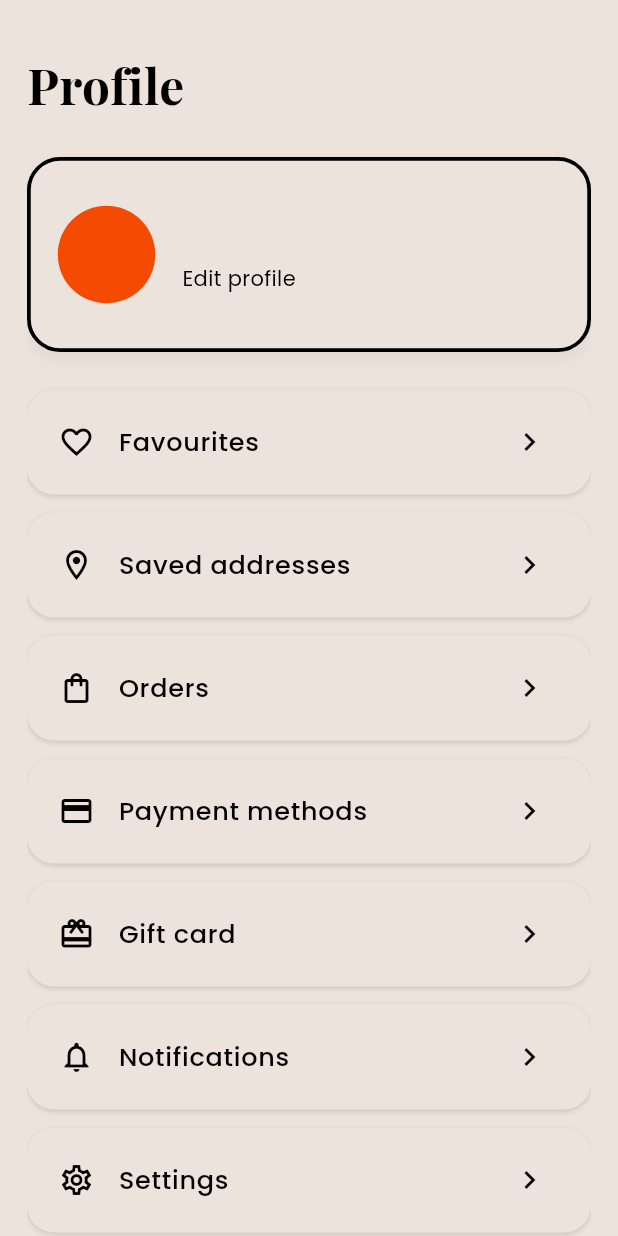
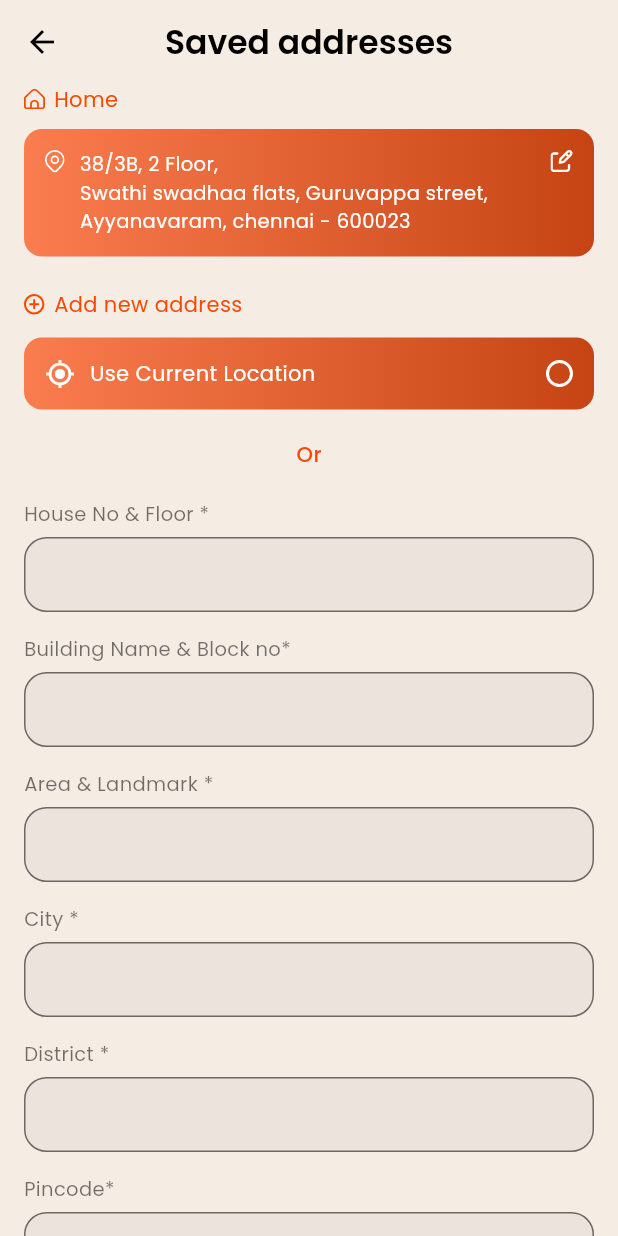
Before and after one commit to LegitFR/ProBeauty-App, a Flutter app: the ProfileScreen screen opened directly, after a tap on "Saved addresses", on a phone screen of 412 x 824 dp. Run offline on Flutter 3.47's test engine with Material 3 defaults, Android fonts, the phone set to English and light mode, and no system bars; our stand-ins replace carousel_slider, curved_navigation_bar, flutter_svg, geocoding, geolocator, shared_preferences; accounts and stored records are empty.

Commit message:
added saved address screen

```diff
--- a/lib/main.dart
+++ b/lib/main.dart
@@ -7,6 +7,8 @@ import 'package:probeauty_app/pages/onboarding_screen.dart';
 import 'package:probeauty_app/pages/otp_screen.dart';
 import 'package:probeauty_app/pages/product_screen.dart';
 import 'package:probeauty_app/pages/profile_details.dart';
+import 'package:probeauty_app/pages/profile_screen.dart';
+import 'package:probeauty_app/pages/saved_address_screen.dart';
 import 'package:probeauty_app/pages/signup_screen.dart';
 import 'package:probeauty_app/pages/splash_screen.dart';
 import 'pages/appointments_screen.dart';
@@ -25,7 +27,7 @@ class MyApp extends StatelessWidget {
   Widget build(BuildContext context) {
     return MaterialApp(
       debugShowCheckedModeBanner: false,
-      home: const SplashScreen(),
+      home: const ProfileScreen(),
 
       // ------------- FIXED: onGenerateRoute for passing arguments -------------
       onGenerateRoute: (settings) {
@@ -70,6 +72,9 @@ class MyApp extends StatelessWidget {
             return MaterialPageRoute(builder: (_) => const AppointmentInfo());
           case '/profile_details':
             return MaterialPageRoute(builder: (_) => const ProfileDetails());
+          case '/saved_address':
+            return MaterialPageRoute(
+                builder: (_) => const SavedAddressScreen());
         }
 
         // Fallback: main screen
--- a/lib/pages/profile_screen.dart
+++ b/lib/pages/profile_screen.dart
@@ -152,8 +152,9 @@ class _ProfileScreenState extends State<ProfileScreen> {
 
               // Menu items
               _buildMenuItem(Icons.favorite_border, 'Favourites', () {}),
-              _buildMenuItem(
-                  Icons.location_on_outlined, 'Saved addresses', () {}),
+              _buildMenuItem(Icons.location_on_outlined, 'Saved addresses', () {
+                Navigator.pushNamed(context, "/saved_address");
+              }),
               _buildMenuItem(Icons.shopping_bag_outlined, 'Orders', () {}),
               _buildMenuItem(
                   Icons.credit_card_outlined, 'Payment methods', () {}),
--- /dev/null
+++ b/lib/pages/saved_address_screen.dart
@@ -0,0 +1,296 @@
+import 'package:flutter/material.dart';
+import 'package:flutter_svg/flutter_svg.dart';
+import 'package:probeauty_app/resources/AppColors.dart';
+
+class SavedAddressScreen extends StatefulWidget {
+  const SavedAddressScreen({super.key});
+
+  @override
+  State<SavedAddressScreen> createState() => _SavedAddressScreenState();
+}
+
+class _SavedAddressScreenState extends State<SavedAddressScreen> {
+  String selectedType = "Home";
+
+  @override
+  Widget build(BuildContext context) {
+    return Scaffold(
+      backgroundColor: const Color(0xFFF5ECE3), // soft ivory
+      appBar: AppBar(
+        centerTitle: true,
+        backgroundColor: const Color(0xFFF5ECE3),
+        elevation: 0,
+        title: const Text(
+          "Saved addresses",
+          style: TextStyle(
+            fontFamily: "PoppinsSemiBold",
+            color: Colors.black,
+          ),
+        ),
+        leading: IconButton(
+          icon: const Icon(Icons.arrow_back, color: Colors.black),
+          onPressed: () => Navigator.pop(context),
+        ),
+      ),
+
+      body: SingleChildScrollView(
+        padding: const EdgeInsets.symmetric(horizontal: 16),
+        child: Column(
+          crossAxisAlignment: CrossAxisAlignment.start,
+          children: [
+            Row(
+              children: [
+                SvgPicture.asset(
+                  "assets/images/icons/home_icon.svg",
+                  height: 14,
+                  width: 14,
+                  colorFilter: const ColorFilter.mode(
+                    AppColors.rusticSunset,
+                    BlendMode.srcIn,
+                  ),
+                ),
+                const SizedBox(width: 6),
+                const Text(
+                  "Home",
+                  style: TextStyle(
+                    fontFamily: "PoppinsRegular",
+                    fontSize: 14,
+                    color: AppColors.rusticSunset,
+                  ),
+                ),
+              ],
+            ),
+            const SizedBox(height: 10),
+            Container(
+              padding: const EdgeInsets.all(14),
+              decoration: BoxDecoration(
+                gradient: const LinearGradient(
+                  colors: [Color(0xFFFA7D4F), Color(0xFFC64414)],
+                  begin: Alignment.centerLeft,
+                  end: Alignment.centerRight,
+                ),
+                borderRadius: BorderRadius.circular(12),
+              ),
+              child: Row(
+                crossAxisAlignment: CrossAxisAlignment.start,
+                children: [
+                  SvgPicture.asset(
+                    "assets/images/icons/location_icon.svg",
+                    height: 15,
+                    colorFilter: const ColorFilter.mode(
+                      Colors.white,
+                      BlendMode.srcIn,
+                    ),
+                  ),
+                  const SizedBox(width: 10),
+                  const Expanded(
+                    child: Text(
+                      "38/3B, 2 Floor,\nSwathi swadhaa flats, Guruvappa street,\nAyyanavaram, chennai - 600023",
+                      style: TextStyle(
+                        fontFamily: "PoppinsRegular",
+                        fontSize: 13,
+                        color: Colors.white,
+                      ),
+                    ),
+                  ),
+                  SvgPicture.asset(
+                    "assets/images/icons/edit_icon.svg",
+                    height: 15,
+                    colorFilter: const ColorFilter.mode(
+                      Colors.white,
+                      BlendMode.srcIn,
+                    ),
+                  ),
+                ],
+              ),
+            ),
+            const SizedBox(height: 22),
+            Row(
+              children: [
+                SvgPicture.asset(
+                  "assets/images/icons/add_new_address_icon.svg",
+                  height: 14,
+                  width: 14,
+                  colorFilter: const ColorFilter.mode(
+                    AppColors.rusticSunset,
+                    BlendMode.srcIn,
+                  ),
+                ),
+                const SizedBox(width: 6),
+                const Text(
+                  "Add new address",
+                  style: TextStyle(
+                    fontFamily: "PoppinsRegular",
+                    fontSize: 14,
+                    color: AppColors.rusticSunset,
+                  ),
+                ),
+              ],
+            ),
+            const SizedBox(height: 12),
+            Container(
+              padding: const EdgeInsets.all(14),
+              decoration: BoxDecoration(
+                gradient: const LinearGradient(
+                  colors: [Color(0xFFFA7D4F), Color(0xFFC64414)],
+                  begin: Alignment.centerLeft,
+                  end: Alignment.centerRight,
+                ),
+                borderRadius: BorderRadius.circular(12),
+              ),
+              child: Row(
+                children: [
+                  const Icon(
+                    Icons.my_location,
+                    size: 20,
+                    color: Colors.white,
+                  ),
+                  const SizedBox(width: 10),
+                  const Expanded(
+                    child: Text(
+                      "Use Current Location",
+                      style: TextStyle(
+                        fontFamily: "PoppinsRegular",
+                        color: Colors.white,
+                        fontSize: 14,
+                      ),
+                    ),
+                  ),
+                  SvgPicture.asset(
+                    "assets/images/icons/radio_unfilled.svg",
+                    height: 18,
+                    width: 18,
+                    colorFilter: const ColorFilter.mode(
+                      Colors.white,
+                      BlendMode.srcIn,
+                    ),
+                  ),
+                ],
+              ),
+            ),
+            const SizedBox(height: 20),
+            const Center(
+              child: Text(
+                "Or",
+                style: TextStyle(
+                  fontFamily: "PoppinsMedium",
+                  fontSize: 14,
+                  color: AppColors.rusticSunset,
+                ),
+              ),
+            ),
+            const SizedBox(height: 20),
+            _labelField("House No & Floor *"),
+            const SizedBox(height: 15),
+            _labelField("Building Name & Block no*"),
+            const SizedBox(height: 15),
+            _labelField("Area & Landmark *"),
+            const SizedBox(height: 15),
+            _labelField("City *"),
+            const SizedBox(height: 15),
+            _labelField("District *"),
+            const SizedBox(height: 15),
+            _labelField("Pincode*"),
+            const SizedBox(height: 20),
+            const Text(
+              "Save this address as",
+              style: TextStyle(
+                fontFamily: "PoppinsRegular",
+                color: Colors.black54,
+                fontSize: 14,
+              ),
+            ),
+            const SizedBox(height: 10),
+            Row(
+              mainAxisAlignment: MainAxisAlignment.spaceEvenly,
+              children: [
+                _typeChip("Home"),
+                _typeChip("Work"),
+                _typeChip("Others"),
+              ],
+            ),
+            const SizedBox(height: 26),
+            Container(
+              width: double.infinity,
+              padding: const EdgeInsets.symmetric(vertical: 14),
+              decoration: BoxDecoration(
+                borderRadius: BorderRadius.circular(12),
+                gradient: const LinearGradient(
+                  colors: [Color(0xFFFA7D4F), Color(0xFFC64414)],
+                ),
+              ),
+              child: const Center(
+                child: Text(
+                  "Save",
+                  style: TextStyle(
+                    fontFamily: "PoppinsSemiBold",
+                    fontSize: 16,
+                    color: Colors.white,
+                  ),
+                ),
+              ),
+            ),
+            const SizedBox(height: 24),
+          ],
+        ),
+      ),
+    );
+  }
+
+  Widget _labelField(String label) {
+    return Column(
+      crossAxisAlignment: CrossAxisAlignment.start,
+      children: [
+        Text(
+          label,
+          style: const TextStyle(
+            fontFamily: "PoppinsRegular",
+            fontSize: 13,
+            color: Colors.black54,
+          ),
+        ),
+        const SizedBox(height: 6),
+        Container(
+          decoration: BoxDecoration(
+            color: AppColors.softIvory,
+            borderRadius: BorderRadius.circular(15),
+            border: Border.all(color: Colors.black54),
+          ),
+          child: const TextField(
+            decoration: const InputDecoration(
+              border: InputBorder.none,
+              contentPadding:
+                  EdgeInsets.symmetric(horizontal: 10, vertical: 10),
+            ),
+          ),
+        )
+      ],
+    );
+  }
+
+  Widget _typeChip(String type) {
+    final bool isSelected = selectedType == type;
+
+    return GestureDetector(
+      onTap: () => setState(() => selectedType = type),
+      child: Container(
+        padding: const EdgeInsets.symmetric(horizontal: 18, vertical: 8),
+        decoration: BoxDecoration(
+          color: isSelected ? AppColors.rusticSunset : AppColors.softIvory,
+          borderRadius: BorderRadius.circular(8),
+          border: Border.all(
+            color: isSelected ? AppColors.rusticSunset : Colors.black45,
+          ),
+        ),
+        child: Text(
+          type,
+          style: TextStyle(
+            fontFamily: "PoppinsRegular",
+            fontSize: 14,
+            color: isSelected ? Colors.white : Colors.black54,
+          ),
+        ),
+      ),
+    );
+  }
+}
```
Also changed, not shown: assets/images/icons/add_new_address_icon.svg (added), assets/images/icons/edit_icon.svg (added), assets/images/icons/radio_unfilled.svg (added).
